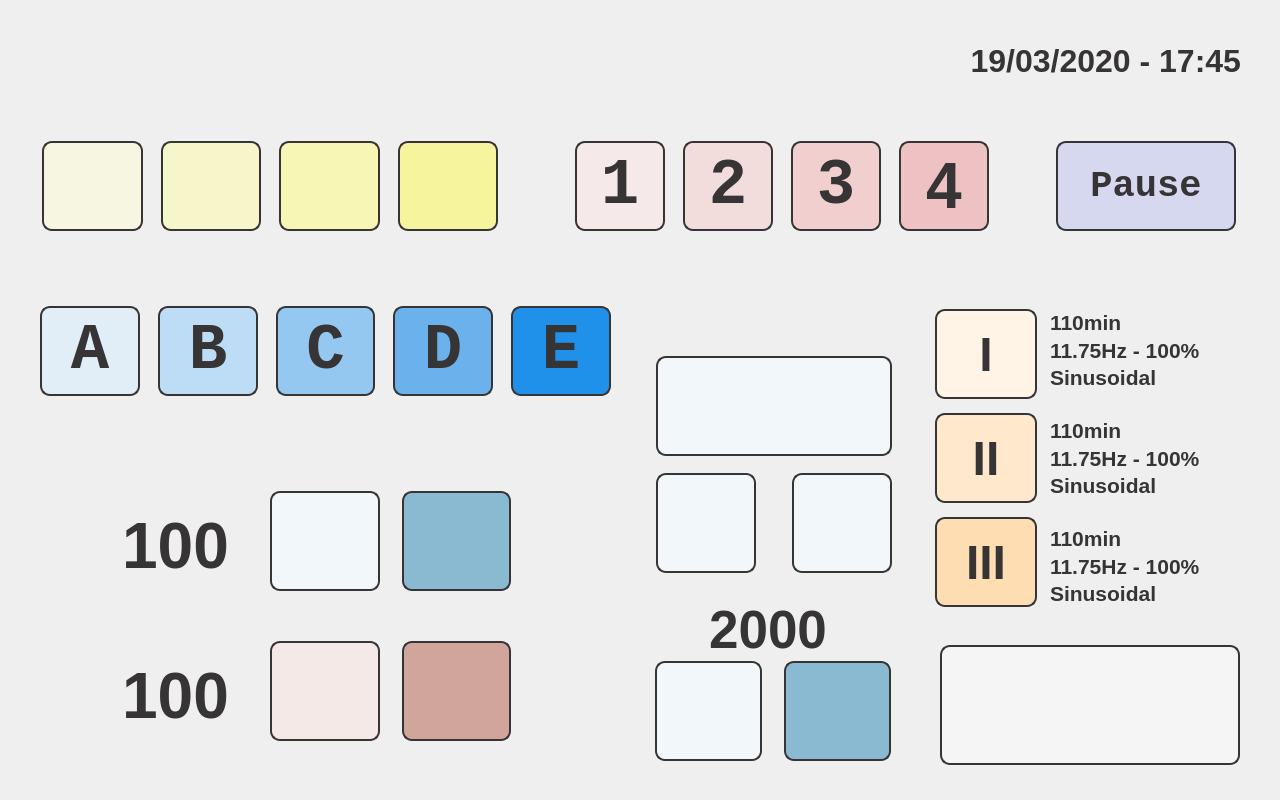
This is light_treat_v_1_0/light_ver_1_0.ui in MarianoDel/pyqt5 as Qt 5 draws it before an edit. The edited form follows.
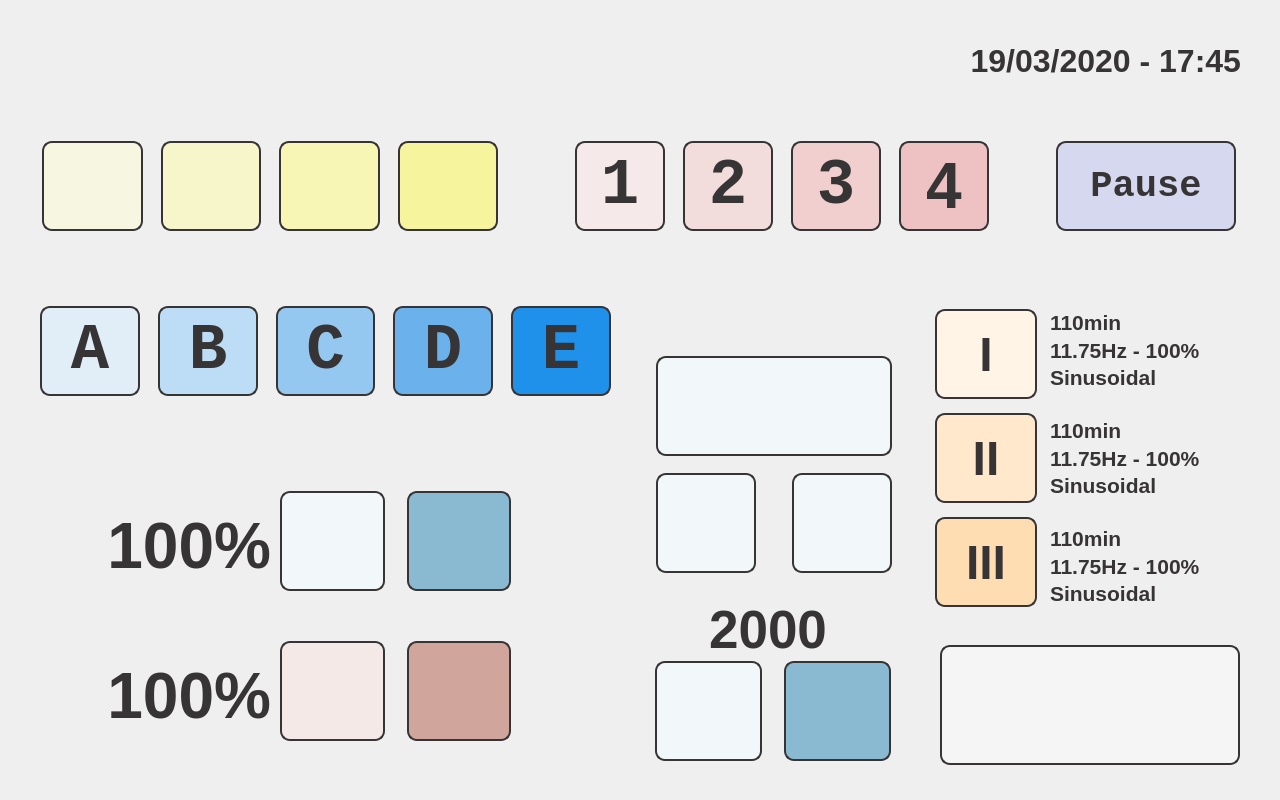
This is the edited form. Icons and pictures are not drawn.

Patch:
```diff
--- a/light_treat_v_1_0/light_ver_1_0.ui
+++ b/light_treat_v_1_0/light_ver_1_0.ui
@@ -724,9 +724,9 @@
   <widget class="QLabel" name="powerRedLabel">
    <property name="geometry">
     <rect>
-     <x>120</x>
+     <x>105</x>
      <y>510</y>
-     <width>111</width>
+     <width>166</width>
      <height>61</height>
     </rect>
    </property>
@@ -742,10 +742,10 @@
     <string notr="true">color: rgb(55, 52, 53);</string>
    </property>
    <property name="text">
-    <string>100</string>
+    <string>100%</string>
    </property>
    <property name="alignment">
-    <set>Qt::AlignHCenter|Qt::AlignTop</set>
+    <set>Qt::AlignRight|Qt::AlignTop|Qt::AlignTrailing</set>
    </property>
   </widget>
   <widget class="QLabel" name="date_timeLabel">
@@ -795,9 +795,9 @@
   <widget class="QLabel" name="powerIRedLabel">
    <property name="geometry">
     <rect>
-     <x>120</x>
+     <x>105</x>
      <y>660</y>
-     <width>111</width>
+     <width>166</width>
      <height>61</height>
     </rect>
    </property>
@@ -813,10 +813,10 @@
     <string notr="true">color: rgb(55, 52, 53);</string>
    </property>
    <property name="text">
-    <string>100</string>
+    <string>100%</string>
    </property>
    <property name="alignment">
-    <set>Qt::AlignHCenter|Qt::AlignTop</set>
+    <set>Qt::AlignRight|Qt::AlignTop|Qt::AlignTrailing</set>
    </property>
   </widget>
   <widget class="QWidget" name="layoutWidget_6">
@@ -1000,9 +1000,9 @@
   <widget class="QWidget" name="layoutWidget_7">
    <property name="geometry">
     <rect>
-     <x>270</x>
+     <x>280</x>
      <y>640</y>
-     <width>241</width>
+     <width>231</width>
      <height>102</height>
     </rect>
    </property>
@@ -1053,9 +1053,9 @@
   <widget class="QWidget" name="layoutWidget_8">
    <property name="geometry">
     <rect>
-     <x>270</x>
+     <x>280</x>
      <y>490</y>
-     <width>241</width>
+     <width>231</width>
      <height>102</height>
     </rect>
    </property>
```
